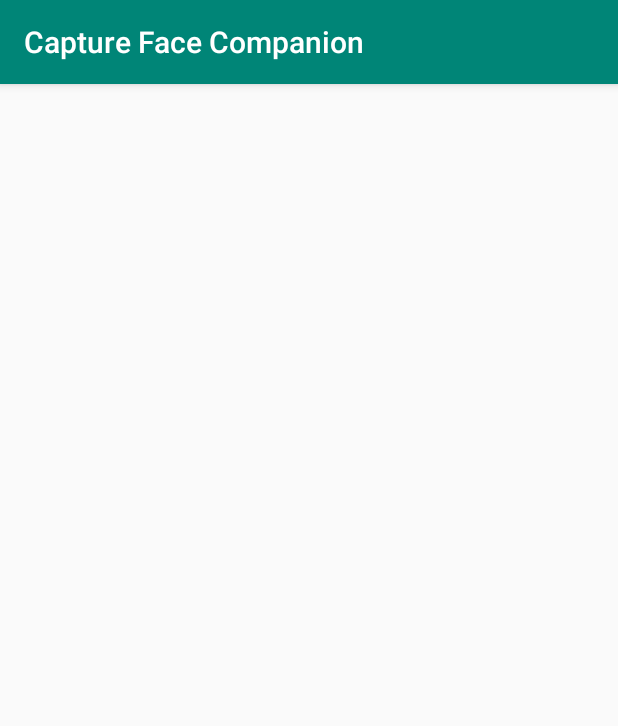
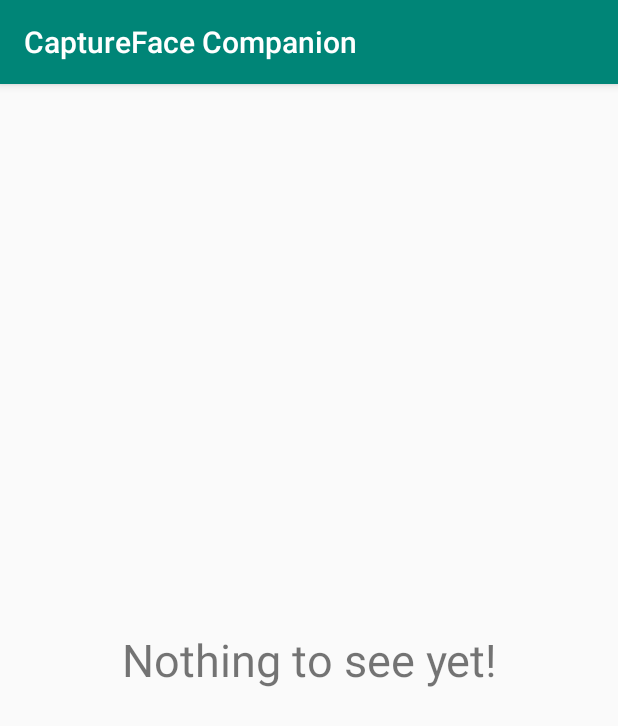
Before and after one commit to ElijahMSmith/CaptureFaceCompanion, an Android app: the screen it shows after launch (MainActivity), on a phone screen of 412 x 824 dp. Shown: the top 726 px of the screen. Run offline under Robolectric (Android 15) with nearby library versions, the phone set to English and light mode, and no system bars; libraries missing offline, so code that uses them is left out: com.vuzix.connectivity.

Commit message:
Connection progress

```diff
--- a/app/src/main/java/eli/wearlab/capturefacecompanion/MainActivity.java
+++ b/app/src/main/java/eli/wearlab/capturefacecompanion/MainActivity.java
@@ -2,20 +2,72 @@ package eli.wearlab.capturefacecompanion;
 
 import androidx.appcompat.app.AppCompatActivity;
 
+import android.annotation.SuppressLint;
+import android.app.NotificationChannel;
+import android.app.NotificationManager;
 import android.content.BroadcastReceiver;
 import android.content.Context;
 import android.content.Intent;
 import android.content.IntentFilter;
+import android.graphics.Bitmap;
+import android.graphics.BitmapFactory;
+import android.media.AudioAttributes;
+import android.net.Uri;
+import android.os.Build;
 import android.os.Bundle;
+import android.os.Environment;
+import android.util.Log;
+import android.view.View;
+import android.widget.ImageView;
+import android.widget.Toast;
 
 import com.vuzix.connectivity.sdk.Connectivity;
 
+import java.io.File;
+import java.io.IOException;
+import java.text.SimpleDateFormat;
+import java.util.Date;
+
 public class MainActivity extends AppCompatActivity {
+
+    protected static final String CHANNELID = "CAPTUREFACECOMPANION";
+    protected static final String CAPTURE_FACE_FILTER = "eli.wearlab.captureface.SEND_IMAGE";
+    private static byte[] lastData;
+    protected static boolean isRunning = false;
+
+    private BroadcastReceiver commandReceiver = new BroadcastReceiver() {
+        @Override
+        public void onReceive(Context context, Intent intent) {
+            Log.d("Debug", "Received communication from broadcast receiver!");
+            Toast.makeText(getApplicationContext(), "Received intent in main!", Toast.LENGTH_SHORT).show();
+            updateImageView();
+        }
+    };
 
     @Override
     protected void onCreate(Bundle savedInstanceState) {
         super.onCreate(savedInstanceState);
         setContentView(R.layout.activity_main);
+
+        registerReceiver(commandReceiver, new IntentFilter(CAPTURE_FACE_FILTER));
+
+        if (Build.VERSION.SDK_INT >= Build.VERSION_CODES.O) {
+            String channelName = "CaptureFace Companion Notification Channel";
+            String channelDescription = "Notification channel for CaptureFace Companion";
+            int importance = NotificationManager.IMPORTANCE_DEFAULT;
+
+            NotificationChannel channel = new NotificationChannel(CHANNELID, channelName, importance);
+            channel.setDescription(channelDescription);
+
+            // Register the channel with the system; you can't change the importance
+            // or other notification behaviors after this
+            NotificationManager notificationManager = getSystemService(NotificationManager.class);
+            if(notificationManager != null)
+                notificationManager.createNotificationChannel(channel);
+        }
+
+        isRunning = true;
+        updateImageView();
 
         /*Set up activity to work with DB Helper
                Any inputs with empty descriptions/names, bring to user the image and let them either change/add the name/info of that person
@@ -28,9 +80,53 @@ public class MainActivity extends AppCompatActivity {
                     Do try to show picture of person next to the name though
                         Use first picture provided
 
-
         */
 
     }
 
+    @Override
+    protected void onDestroy(){
+        super.onDestroy();
+        isRunning = false;
+    }
+
+    @Override
+    protected void onStart(){
+        super.onStart();
+        isRunning = true;
+        updateImageView();
+    }
+
+    @Override
+    protected void onStop(){
+        super.onStop();
+        isRunning = false;
+    }
+
+    @Override
+    protected void onResume(){
+        super.onResume();
+        isRunning = true;
+        updateImageView();
+    }
+
+    @Override
+    protected void onPause(){
+        super.onPause();
+        isRunning = false;
+    }
+
+    protected static void updateImageData(byte[] imageData){
+        lastData = imageData;
+    }
+
+    private void updateImageView(){
+        if(lastData == null)
+            return;
+        ImageView lastImage = findViewById(R.id.lastImage);
+        Bitmap bitmap = BitmapFactory.decodeByteArray(lastData, 0, lastData.length);
+        lastImage.setImageBitmap(bitmap);
+        lastImage.setVisibility(View.VISIBLE);
+    }
+
 }
--- a/app/src/main/res/layout/activity_main.xml
+++ b/app/src/main/res/layout/activity_main.xml
@@ -1,7 +1,29 @@
-<?xml version="1.0" encoding="utf-8"?>
-<androidx.constraintlayout.widget.ConstraintLayout xmlns:android="http://schemas.android.com/apk/res/android"
+<FrameLayout xmlns:android="http://schemas.android.com/apk/res/android"
     xmlns:app="http://schemas.android.com/apk/res-auto"
     xmlns:tools="http://schemas.android.com/tools"
     android:layout_width="match_parent"
     android:layout_height="match_parent"
-    tools:context=".MainActivity"/>
+    android:paddingLeft="16dp"
+    android:paddingRight="16dp"
+    tools:context=".MainActivity">
+
+    <ImageView
+        android:id="@+id/lastImage"
+        android:layout_width="wrap_content"
+        android:layout_height="wrap_content"
+        android:contentDescription="@string/holds_last_received_image"
+        android:foregroundGravity="center_vertical|center_horizontal"
+        android:visibility="invisible"
+        app:srcCompat="@android:color/transparent" />
+
+    <TextView
+        android:id="@+id/textView"
+        android:layout_width="match_parent"
+        android:layout_height="wrap_content"
+        android:contentDescription="@string/shows_if_image_is_not_available"
+        android:text="@string/nothing_to_see_yet"
+        android:layout_gravity="center"
+        android:gravity="center"
+        android:textSize="30sp"
+        android:visibility="visible" />
+</FrameLayout>
--- a/app/src/main/res/values/strings.xml
+++ b/app/src/main/res/values/strings.xml
@@ -1,3 +1,6 @@
 <resources>
-    <string name="app_name">Capture Face Companion</string>
+    <string name="app_name">CaptureFace Companion</string>
+    <string name="holds_last_received_image">Holds last received image</string>
+    <string name="shows_if_image_is_not_available">Shows if image is not available</string>
+    <string name="nothing_to_see_yet">Nothing to see yet!</string>
 </resources>
```
Also changed, not shown: app/src/main/AndroidManifest.xml (+13 -2 lines), app/src/main/java/eli/wearlab/capturefacecompanion/CaptureReceiver.java (+63 -10 lines), app/src/main/res/xml/file_paths.xml (added, +18 -0 lines).
